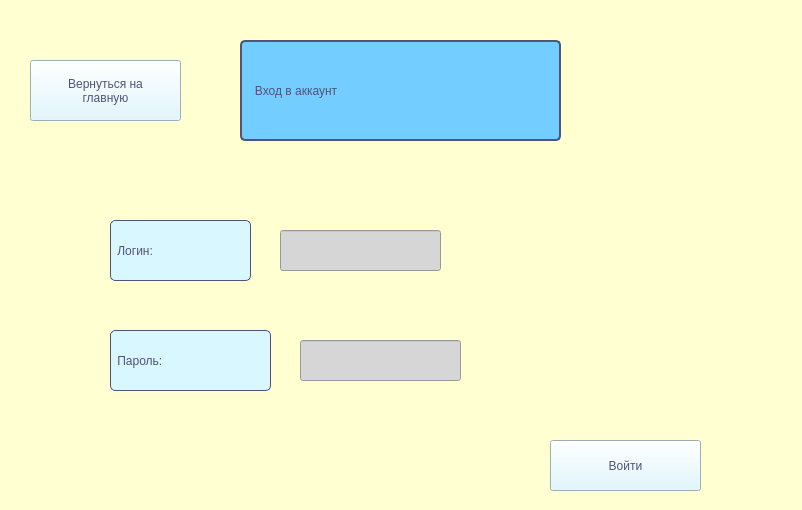
Before: the Qt Designer form universegy.ui in sonyachep/Universegy2, drawn with Qt 5.
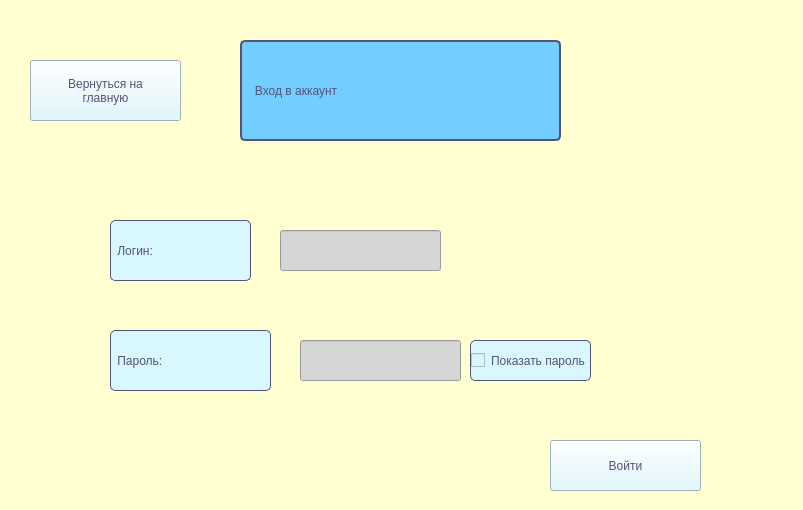
After: the same form once the commit is applied. The open tabs and pages were chosen to show the change. Icons and pictures are not drawn.

Patch:
```diff
--- a/universegy.ui
+++ b/universegy.ui
@@ -6,10 +6,22 @@
    <rect>
     <x>0</x>
     <y>0</y>
-    <width>802</width>
+    <width>803</width>
     <height>510</height>
    </rect>
   </property>
+  <property name="minimumSize">
+   <size>
+    <width>803</width>
+    <height>510</height>
+   </size>
+  </property>
+  <property name="maximumSize">
+   <size>
+    <width>803</width>
+    <height>510</height>
+   </size>
+  </property>
   <property name="windowTitle">
    <string>MainWindow</string>
   </property>
@@ -230,6 +242,26 @@
 главную</string>
       </property>
      </widget>
+     <widget class="QCheckBox" name="show_password_login">
+      <property name="geometry">
+       <rect>
+        <x>470</x>
+        <y>340</y>
+        <width>121</width>
+        <height>41</height>
+       </rect>
+      </property>
+      <property name="styleSheet">
+       <string notr="true">color: rgb(82, 82, 122);
+font: 10pt &quot;Yandex-UI-Icons-Private&quot;;
+background-color: rgb(217, 247, 255);
+border: 1px solid  rgb(82, 82, 122);
+border-radius: 5px;</string>
+      </property>
+      <property name="text">
+       <string>Показать пароль</string>
+      </property>
+     </widget>
     </widget>
     <widget class="QWidget" name="page_3">
      <widget class="QLabel" name="label_4">
```
Left out of the diff: 38 changed lines with no effect on the pictures.
